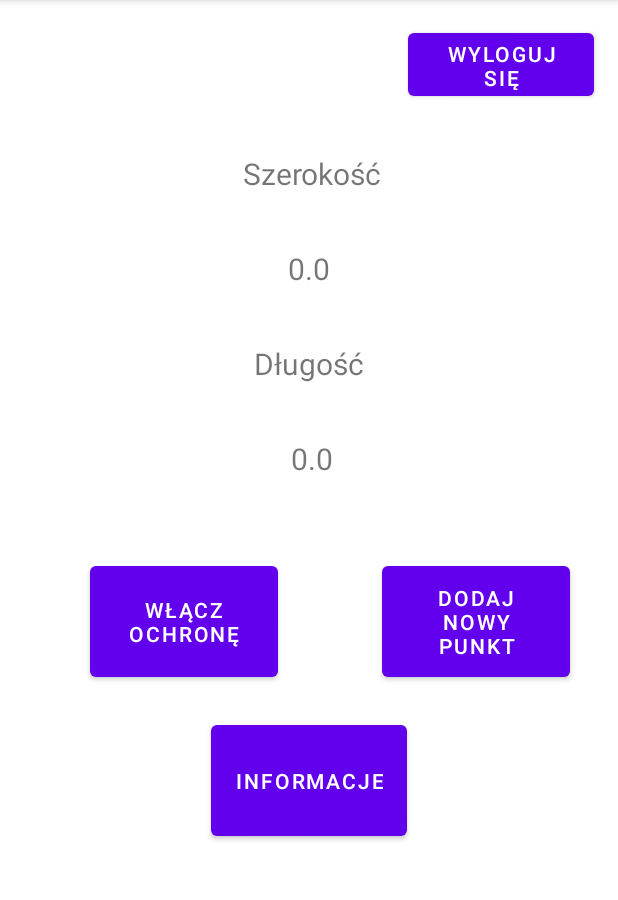
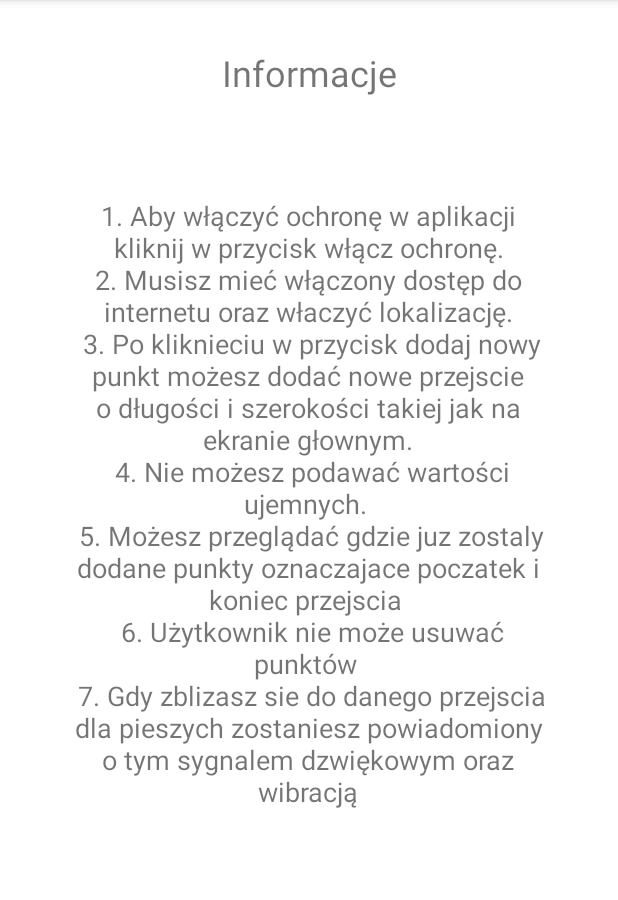
Before and after one commit to mateusz7241/SafeLines, an Android app: the FullVersionActivity screen opened directly, with no data from a screen before it, after a tap on "INFORMACJE", on a phone screen of 412 x 824 dp, the part 84-984 px from its top. Run offline under Robolectric (Android 15) with nearby library versions, the phone set to English and light mode, and no system bars; our stand-ins replace Firebase (no records; nobody signed in at launch, a user with empty details on screens opened directly); 3 other taps on this screen came first.

Commit message:
Dodano aktywnosc informacje

```diff
--- a/app/src/main/AndroidManifest.xml
+++ b/app/src/main/AndroidManifest.xml
@@ -5,7 +5,7 @@
 
     <uses-permission android:name="android.permission.ACCESS_COARSE_LOCATION" />
     <uses-permission android:name="android.permission.ACCESS_FINE_LOCATION" />
-    <uses-permission android:name="android.permission.VIBRATE"/>
+    <uses-permission android:name="android.permission.VIBRATE" />
     <uses-permission android:name="android.permission.ACCESS_NETWORK_STATE" />
 
     <application
@@ -16,6 +16,9 @@
         android:supportsRtl="true"
         android:theme="@style/Theme.CurrentLatLon"
         android:usesCleartextTraffic="true">
+        <activity
+            android:name=".InfoActivity"
+            android:exported="true" />
         <activity
             android:name=".ForgotPasswordActivity"
             android:exported="true" />
--- a/app/src/main/java/com/example/currentlatlon/FullVersionActivity.java
+++ b/app/src/main/java/com/example/currentlatlon/FullVersionActivity.java
@@ -5,9 +5,13 @@ import androidx.appcompat.app.AppCompatActivity;
 import androidx.core.app.ActivityCompat;
 import androidx.core.content.ContextCompat;
 
+import android.content.ComponentName;
 import android.content.Context;
 import android.content.Intent;
 import android.content.pm.PackageManager;
+import android.media.AudioFocusRequest;
+import android.media.AudioManager;
+import android.media.MediaPlayer;
 import android.os.Build;
 import android.os.Bundle;
 import android.os.Handler;
@@ -15,6 +19,7 @@ import android.os.HandlerThread;
 import android.os.Looper;
 import android.os.VibrationEffect;
 import android.os.Vibrator;
+import android.provider.MediaStore;
 import android.util.Log;
 import android.view.View;
 import android.widget.Button;
@@ -59,7 +64,7 @@ public class FullVersionActivity extends AppCompatActivity {
         longitude2 = findViewById(R.id.longitude2);
 
 
-        final TextView greetingTV = (TextView) findViewById(R.id.greetingTV);
+        final TextView greetingTV = findViewById(R.id.greetingTV);
 
         try {
             if (ContextCompat.checkSelfPermission(getApplicationContext(), android.Manifest.permission.ACCESS_FINE_LOCATION) != PackageManager.PERMISSION_GRANTED ) {
@@ -80,9 +85,9 @@ public class FullVersionActivity extends AppCompatActivity {
                     public void run() {
                         getLocation();
                         compareLatLng();
-                        handler.postDelayed(this,2000);
+                        handler.postDelayed(this,3000);
                     }
-                },2000);
+                },3000);
 
             }});
 
@@ -97,7 +102,8 @@ public class FullVersionActivity extends AppCompatActivity {
         infoButton.setOnClickListener(new View.OnClickListener() {
             @Override
             public void onClick(View view) {
-                // przekierowac do aktywnosci z informacjami
+                Intent intent = new Intent(FullVersionActivity.this,InfoActivity.class);
+                startActivity(intent);
             }
         });
 
@@ -108,17 +114,17 @@ public class FullVersionActivity extends AppCompatActivity {
                 FirebaseAuth.getInstance().signOut();
                 Intent intent = new Intent(FullVersionActivity.this,LoginActivity.class);
                 startActivity(intent);
+                backgroundSoundService2.onDestroy();
                 Toast.makeText(FullVersionActivity.this, "Pomyślnie wylogowano", Toast.LENGTH_SHORT).show();
             }
         });
 
-        //łączenie z baza danych
+        //łączenie z baza danych aktualnego uzytkownika
         user = FirebaseAuth.getInstance().getCurrentUser();
         //tworzenie referencji do sciezki Users
         reference = FirebaseDatabase.getInstance().getReference("Users");
         //pobiernaie Uid tzw ID aktualnego usera
         userID = user.getUid();
-
 
         reference.child(userID).addListenerForSingleValueEvent(new ValueEventListener() {
             @Override
@@ -182,29 +188,14 @@ public class FullVersionActivity extends AppCompatActivity {
                         playBackgroundSound();
                         vibrateMessages();
                     }
+                    if(distance(latitutdeFV,longitudeFV,currentPoint.latitude,currentPoint.longitude) > 0.0010){
+                        vibrateCancel();
+                    }
 //                    if(distance(latitutdeFV,longitudeFV,currentPoint.latitude,currentPoint.longitude) < 0.0003){
 //                        playBackgroundSound();
 //                    }
                 }
             }
-
-
-//                for (DataSnapshot snapshot1 : snapshot.getChildren()){
-//                    String lat2a = snapshot1.child("latitude").getValue().toString();
-//                    String lon2a = snapshot1.child("longitude").getValue().toString();
-//                    //String name = snapshot1.child("name").getValue().toString();
-//                    lat2 = Double.parseDouble(lat2a);
-//                    lon2  = Double.parseDouble(lon2a);
-//
-//
-
-//
-//                    //System.out.println("SZEROKOSC " +lat2 + "\n" ); //wypisuje szerokosci punktow
-//                   // System.out.println("DLUGOSC : " + lon2 + "\n"); //wypisuje dlugosci punktow
-//                }
-
-
-
 
             @Override
             public void onCancelled(@NonNull DatabaseError error) {
@@ -232,6 +223,10 @@ public class FullVersionActivity extends AppCompatActivity {
             v.vibrate(1000);
         }
     }
+    public void vibrateCancel(){
+        Vibrator v1 = (Vibrator) getSystemService(Context.VIBRATOR_SERVICE);
+        v1.cancel();
+    }
     private double distance(double lat1,double lon1,double lat2,double lon2){
         double earthRadius = 6371; //promien ziemi w kilometrach
         double dLat = Math.toRadians(lat2-lat1); //roznica szerokosci
--- /dev/null
+++ b/app/src/main/java/com/example/currentlatlon/InfoActivity.java
@@ -0,0 +1,29 @@
+package com.example.currentlatlon;
+
+import androidx.appcompat.app.AppCompatActivity;
+
+import android.os.Bundle;
+import android.widget.TextView;
+
+public class InfoActivity extends AppCompatActivity {
+
+    TextView tvInfo;
+
+    @Override
+    protected void onCreate(Bundle savedInstanceState) {
+        super.onCreate(savedInstanceState);
+        setContentView(R.layout.activity_info);
+
+        tvInfo = findViewById(R.id.tvInfo);
+
+        String information = "1. Aby włączyć ochronę w aplikacji kliknij w przycisk włącz ochronę.\n" +
+                "2. Musisz mieć włączony dostęp do internetu oraz właczyć lokalizację.\n" +
+                " 3. Po kliknieciu w przycisk dodaj nowy punkt możesz dodać nowe przejscie o długości i szerokości takiej jak na ekranie głownym.\n" +
+                " 4. Nie możesz podawać wartości ujemnych. \n" +
+                " 5. Możesz przeglądać gdzie juz zostaly dodane punkty oznaczajace poczatek i koniec przejscia \n" +
+                " 6. Użytkownik nie może usuwać punktów \n" +
+                " 7. Gdy zblizasz sie do danego przejscia dla pieszych zostaniesz powiadomiony o tym sygnalem dzwiękowym oraz wibracją";
+
+        tvInfo.setText(information);
+    }
+}
--- a/app/src/main/java/com/example/currentlatlon/MainActivity.java
+++ b/app/src/main/java/com/example/currentlatlon/MainActivity.java
@@ -31,8 +31,8 @@ public class MainActivity extends AppCompatActivity {
         super.onCreate(savedInstanceState);
         setContentView(R.layout.activity_main);
 
-        tvLatitude = (TextView)findViewById(R.id.latitude);
-        tvLongitude = (TextView)findViewById(R.id.longitude);
+        tvLatitude = findViewById(R.id.latitude);
+        tvLongitude = findViewById(R.id.longitude);
         bt = findViewById(R.id.bt);
         compareButton = findViewById(R.id.compareButton);
         loginButton = findViewById(R.id.loginButton);
@@ -57,7 +57,6 @@ public class MainActivity extends AppCompatActivity {
         compareButton.setOnClickListener(new View.OnClickListener() {
             @Override
             public void onClick(View view) {
-
                 compareLatLng();
             }
         });
@@ -99,7 +98,7 @@ public class MainActivity extends AppCompatActivity {
             vibrateMessages();
         }
         else{
-            //stopSound(view);
+            //nie rob nic
         }
     }
 
--- /dev/null
+++ b/app/src/main/res/layout/activity_info.xml
@@ -0,0 +1,34 @@
+<?xml version="1.0" encoding="utf-8"?>
+<androidx.constraintlayout.widget.ConstraintLayout xmlns:android="http://schemas.android.com/apk/res/android"
+    xmlns:app="http://schemas.android.com/apk/res-auto"
+    xmlns:tools="http://schemas.android.com/tools"
+    android:layout_width="match_parent"
+    android:layout_height="match_parent"
+    tools:context=".InfoActivity">
+
+    <TextView
+        android:id="@+id/textView5"
+        android:layout_width="227dp"
+        android:layout_height="43dp"
+        android:layout_marginTop="32dp"
+        android:text="@string/information"
+        android:textAlignment="center"
+        android:textSize="24sp"
+        app:layout_constraintEnd_toEndOf="parent"
+        app:layout_constraintStart_toStartOf="parent"
+        app:layout_constraintTop_toTopOf="parent" />
+
+    <TextView
+        android:id="@+id/tvInfo"
+        android:layout_width="328dp"
+        android:layout_height="549dp"
+        android:layout_marginTop="56dp"
+        android:textAlignment="center"
+        android:textSize="18sp"
+        app:layout_constraintBottom_toBottomOf="parent"
+        app:layout_constraintEnd_toEndOf="parent"
+        app:layout_constraintHorizontal_bias="0.493"
+        app:layout_constraintStart_toStartOf="parent"
+        app:layout_constraintTop_toBottomOf="@+id/textView5"
+        app:layout_constraintVertical_bias="0.0" />
+</androidx.constraintlayout.widget.ConstraintLayout>
```
